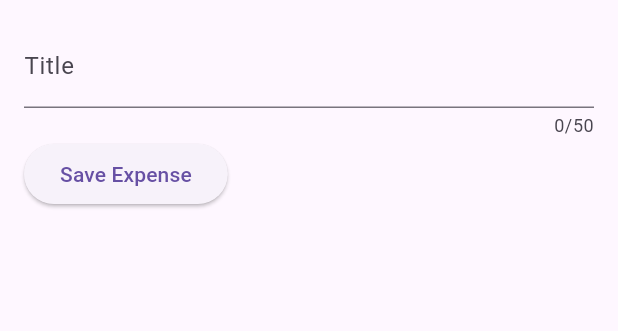
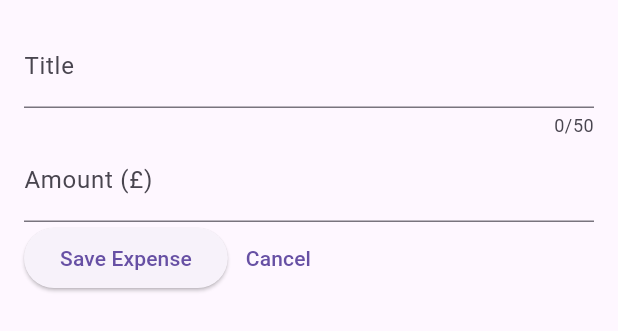
Before and after one commit to the-dext/flutter_course, a Flutter app: the NewExpense widget shown alone on an empty page, opened directly, after a tap on "Save Expense", on a phone screen of 412 x 824 dp. Shown: the top 331 px of the screen. Run offline on Flutter 3.47's test engine with Material 3 defaults, Android fonts, the phone set to English and light mode, and no system bars; our stand-ins replace google_fonts.

Commit message:
added amount text box

```diff
--- a/expense_tracker/expense_tracker/lib/widgets/new_expense.dart
+++ b/expense_tracker/expense_tracker/lib/widgets/new_expense.dart
@@ -10,7 +10,17 @@ class NewExpense extends StatefulWidget {
 }
 
 class _NewExpenseState extends State<NewExpense> {
-  String _enteredTitle = "";
+  // text editing controller needs to be DISPOSED!
+  final _titleController = TextEditingController();
+  final _amountController = TextEditingController();
+
+  @override
+  void dispose() {
+    _titleController.dispose();
+    _amountController.dispose();
+
+    super.dispose();
+  }
 
   @override
   Widget build(BuildContext context) {
@@ -19,18 +29,29 @@ class _NewExpenseState extends State<NewExpense> {
       child: Column(
         children: [
           TextField(
-            onChanged: (v) => {_enteredTitle = v},
+            controller: _titleController,
             maxLength: 50,
             decoration: InputDecoration(label: Text("Title")),
           ),
+          TextField(
+            controller: _amountController,
+            keyboardType: TextInputType.numberWithOptions(decimal: true),
+            decoration: InputDecoration(
+              label: Text("Amount (£)"),
+              prefixText: "£",
+            ),
+          ),
+
           Row(
             children: [
               ElevatedButton(
                 onPressed: () {
-                  print(_enteredTitle);
+                  print(_titleController.text);
+                  print(_amountController.text);
                 },
                 child: const Text("Save Expense"),
               ),
+              TextButton(onPressed: () {}, child: Text("Cancel")),
             ],
           ),
         ],
```
